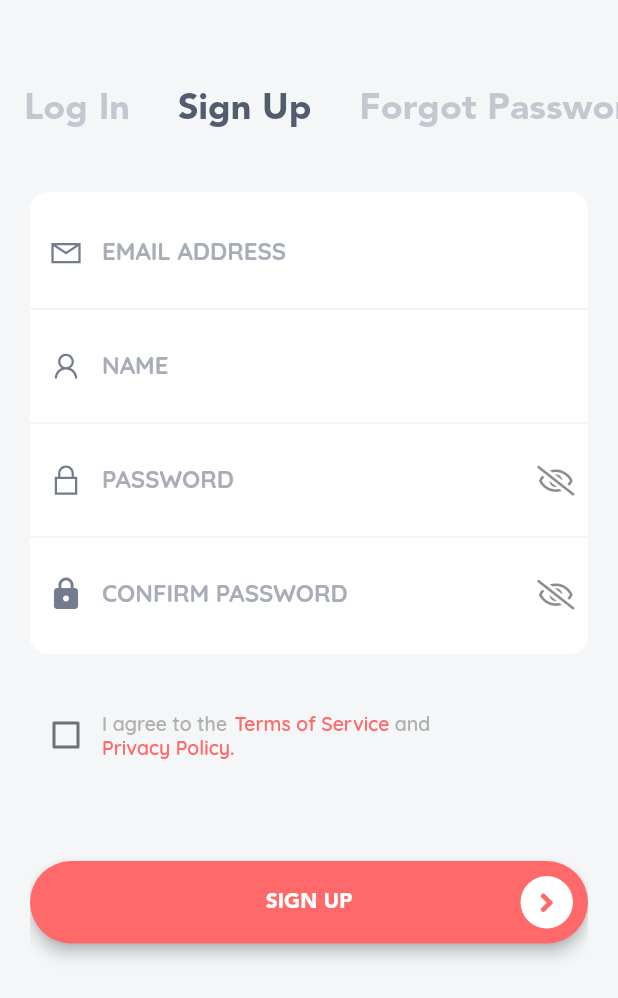
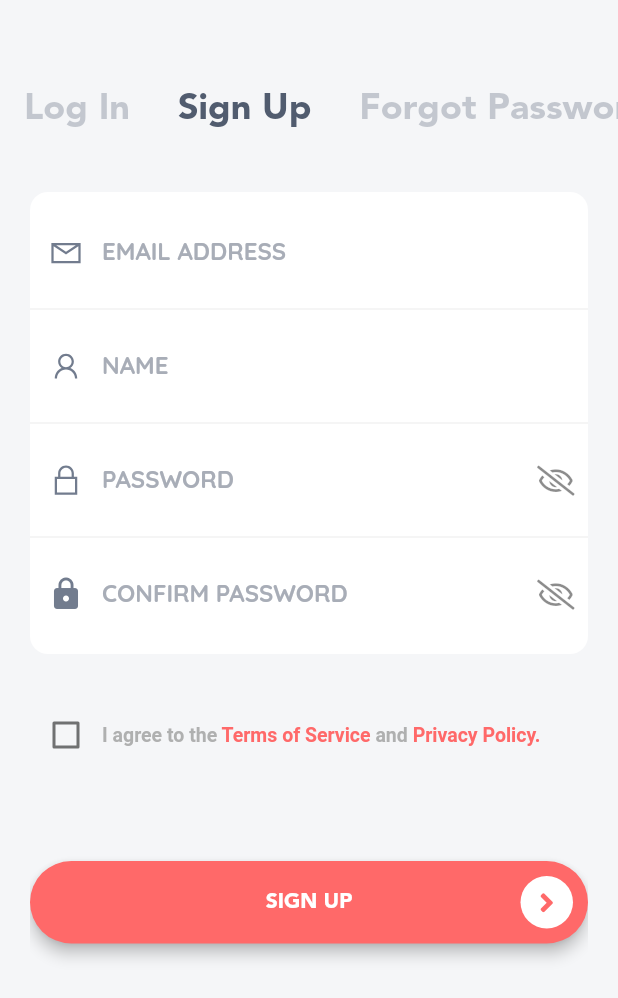
Before and after one commit to vickaw/Ecom-Flutter, a Flutter app: the screen it shows after launch, tab 2 chosen, on a phone screen of 412 x 824 dp. Shown: the top 998 px of the screen. Run offline on Flutter 3.47's test engine with Material 2 defaults, Android fonts, the phone set to English and light mode, and no system bars; our stand-ins replace flushbar, flutter_html, flutter_rating_bar, flutter_screenutil, font_awesome_flutter, line_icons and 2 more.

Commit message:
Issues Fixed

```diff
--- a/lib/views/auth/signup/signup.dart
+++ b/lib/views/auth/signup/signup.dart
@@ -1,3 +1,4 @@
+import 'package:flutter/gestures.dart';
 import 'package:flutter/material.dart';
 import 'package:hello_shop/services/alert.service.dart';
 import 'package:hello_shop/views/auth/widgets/terms_policy_dialog.dart';
@@ -147,38 +148,36 @@ class _SignUpPageState extends State<SignUpPage> {
                   });
                 },
               ),
-              Column(
-                mainAxisAlignment: MainAxisAlignment.start,
-                crossAxisAlignment: CrossAxisAlignment.start,
-                children: <Widget>[
-                  Row(
-                    children: <Widget>[
-                      Text(
-                        "I agree to the",
+              Expanded(
+                child: RichText(
+                  text: TextSpan(
+                    text: 'I agree to the ',
+                    style: defultTextStyle,
+                    children: <TextSpan>[
+                      TextSpan(
+                        text: 'Terms of Service',
+                        style: linkTextStyle,
+                        recognizer: TapGestureRecognizer()
+                          ..onTap = () {
+                            _showTermsPolicyDialog(context, false);
+                          },
+                      ),
+                      TextSpan(
+                        text: ' and ',
                         style: defultTextStyle,
                       ),
-                      SizedBox(
-                        width: 5.0,
-                      ),
-                      GestureDetector(
-                        onTap: () => _showTermsPolicyDialog(context, false),
-                        child: Text("Terms of Service", style: linkTextStyle),
-                      ),
-                      Text(" and ", style: defultTextStyle),
+                      TextSpan(
+                        text: 'Privacy Policy.',
+                        style: linkTextStyle,
+                        recognizer: TapGestureRecognizer()
+                          ..onTap = () {
+                            _showTermsPolicyDialog(context, true);
+                          },
+                      )
                     ],
                   ),
-                  Row(
-                    mainAxisAlignment: MainAxisAlignment.start,
-                    children: <Widget>[
-                      GestureDetector(
-                        onTap: () => _showTermsPolicyDialog(context, true),
-                        child: Text("Privacy Policy.", style: linkTextStyle),
-                      )
-                    ],
-                  )
-                ],
+                ),
               ),
-
             ],
           ),
           Container(
```
